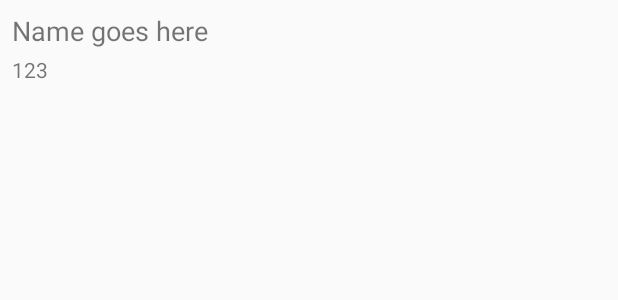
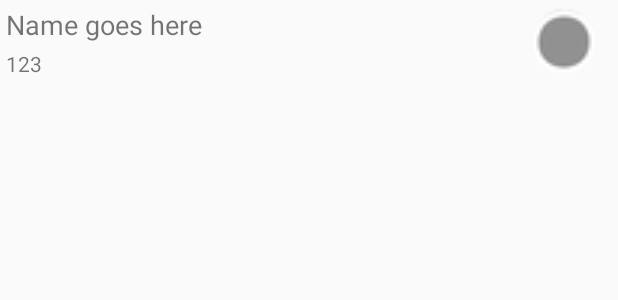
Before and after one commit to EnzoRobaina/Android-SyncLocalAndRemoteDB, an Android app: the layout adapter_character.xml on its own in the app's theme, with its tools: preview values and no code run, on a phone screen of 412 x 824 dp. Shown: the top 300 px of the screen. Run offline under Robolectric (Android 15) with nearby library versions, the phone set to English and light mode, and no system bars.

Commit message:
Exibe status da sincronização na ListView

```diff
--- a/app/src/main/java/com/enzorobaina/synclocalandremotedb/adapter/CharacterAdapter.java
+++ b/app/src/main/java/com/enzorobaina/synclocalandremotedb/adapter/CharacterAdapter.java
@@ -3,6 +3,7 @@ package com.enzorobaina.synclocalandremotedb.adapter;
 import android.view.LayoutInflater;
 import android.view.View;
 import android.view.ViewGroup;
+import android.widget.ImageView;
 import android.widget.TextView;
 
 import androidx.annotation.NonNull;
@@ -33,6 +34,13 @@ public class CharacterAdapter extends RecyclerView.Adapter<CharacterAdapter.View
         Character character = characterList.get(position);
         holder.idTextView.setText(String.valueOf(character.getId()));
         holder.nameTextView.setText(character.getName());
+
+        if (character.isSynced()){
+            holder.isSyncedImageView.setImageResource(android.R.drawable.presence_online);
+        }
+        else {
+            holder.isSyncedImageView.setImageResource(android.R.drawable.presence_busy);
+        }
     }
 
     @Override
@@ -43,11 +51,13 @@ public class CharacterAdapter extends RecyclerView.Adapter<CharacterAdapter.View
     public class ViewHolder extends RecyclerView.ViewHolder {
         public TextView nameTextView;
         public TextView idTextView;
+        public ImageView isSyncedImageView;
 
         public ViewHolder(@NonNull View itemView) {
             super(itemView);
             nameTextView = itemView.findViewById(R.id.nameTextView);
             idTextView = itemView.findViewById(R.id.idTextView);
+            isSyncedImageView = itemView.findViewById(R.id.isSyncedImageView);
         }
     }
 }
--- a/app/src/main/res/layout/adapter_character.xml
+++ b/app/src/main/res/layout/adapter_character.xml
@@ -1,9 +1,25 @@
 <?xml version="1.0" encoding="utf-8"?>
-<LinearLayout xmlns:android="http://schemas.android.com/apk/res/android"
+<androidx.constraintlayout.widget.ConstraintLayout xmlns:android="http://schemas.android.com/apk/res/android"
+    xmlns:app="http://schemas.android.com/apk/res-auto"
+    xmlns:tools="http://schemas.android.com/tools"
     android:layout_width="match_parent"
     android:layout_height="wrap_content"
-    android:orientation="vertical"
-    android:padding="8dp">
+    android:padding="4dp">
+
+    <LinearLayout
+        android:layout_width="match_parent"
+        android:layout_height="match_parent"
+        android:orientation="horizontal"
+        app:layout_constraintBottom_toBottomOf="parent"
+        app:layout_constraintEnd_toEndOf="parent"
+        app:layout_constraintStart_toStartOf="parent"
+        app:layout_constraintTop_toTopOf="parent">
+
+        <LinearLayout
+            android:layout_width="wrap_content"
+            android:layout_height="match_parent"
+            android:layout_weight="1"
+            android:orientation="vertical">
 
             <TextView
                 android:id="@+id/nameTextView"
@@ -18,4 +34,21 @@
                 android:layout_height="wrap_content"
                 android:layout_marginTop="4dp"
                 android:text="123" />
+
         </LinearLayout>
+
+        <LinearLayout
+            android:layout_width="64dp"
+            android:layout_height="match_parent"
+            android:layout_weight="0"
+            android:orientation="vertical">
+
+            <ImageView
+                android:id="@+id/isSyncedImageView"
+                android:layout_width="64dp"
+                android:layout_height="match_parent"
+                app:srcCompat="@android:drawable/presence_invisible" />
+        </LinearLayout>
+    </LinearLayout>
+
+</androidx.constraintlayout.widget.ConstraintLayout>
```
Lines whose indentation alone changed are shown as unchanged.
